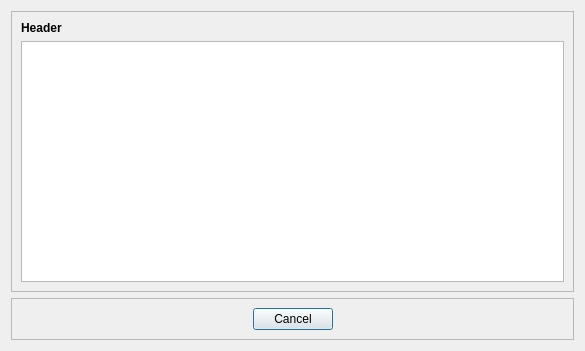
Qt form ui/admgui/all_ui/event_setting/select_data_dialog.ui (RaynoldPanjiZ/gui_pyside6) before a commit.
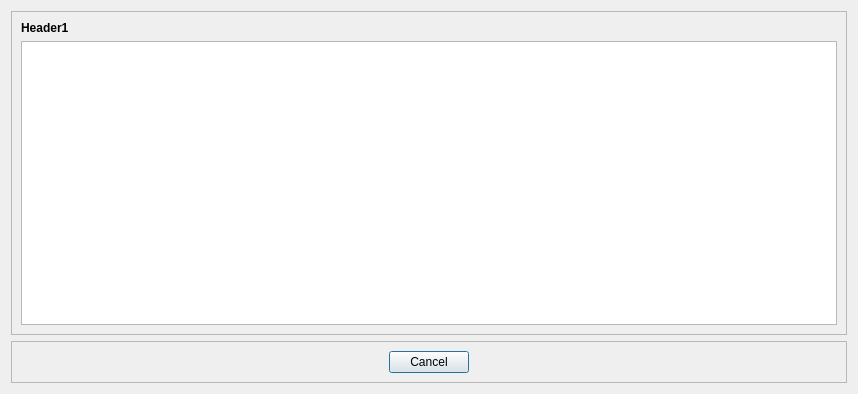
The same form after that commit.

The edit to the form file:
```diff
--- a/ui/admgui/all_ui/event_setting/select_data_dialog.ui
+++ b/ui/admgui/all_ui/event_setting/select_data_dialog.ui
@@ -6,8 +6,8 @@
    <rect>
     <x>0</x>
     <y>0</y>
-    <width>585</width>
-    <height>351</height>
+    <width>858</width>
+    <height>394</height>
    </rect>
   </property>
   <property name="windowTitle">
@@ -53,7 +53,7 @@
             </font>
            </property>
            <property name="text">
-            <string>Header</string>
+            <string>Header1</string>
            </property>
           </widget>
          </item>
```
Left out of the diff: 4 changed lines with no effect on the pictures.
